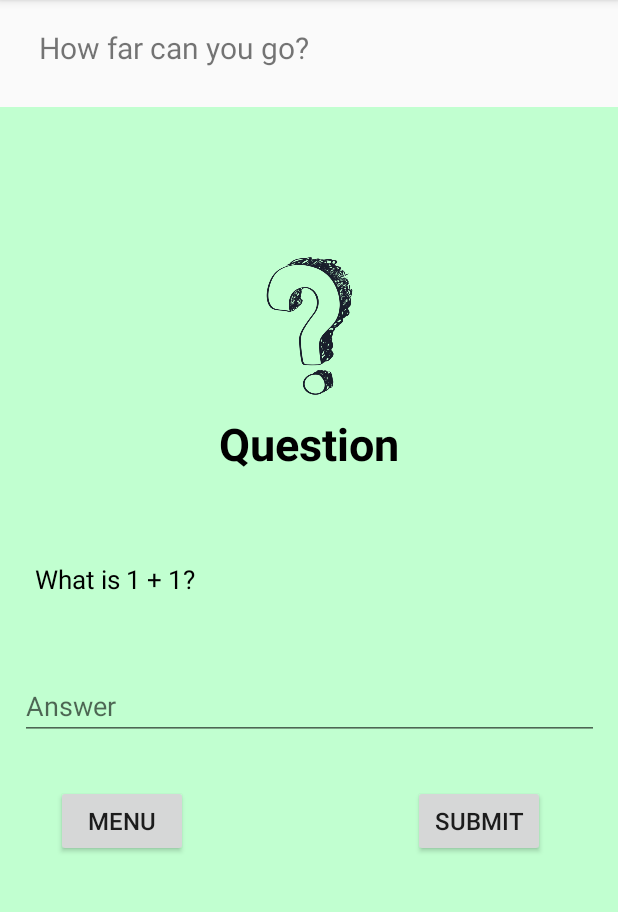
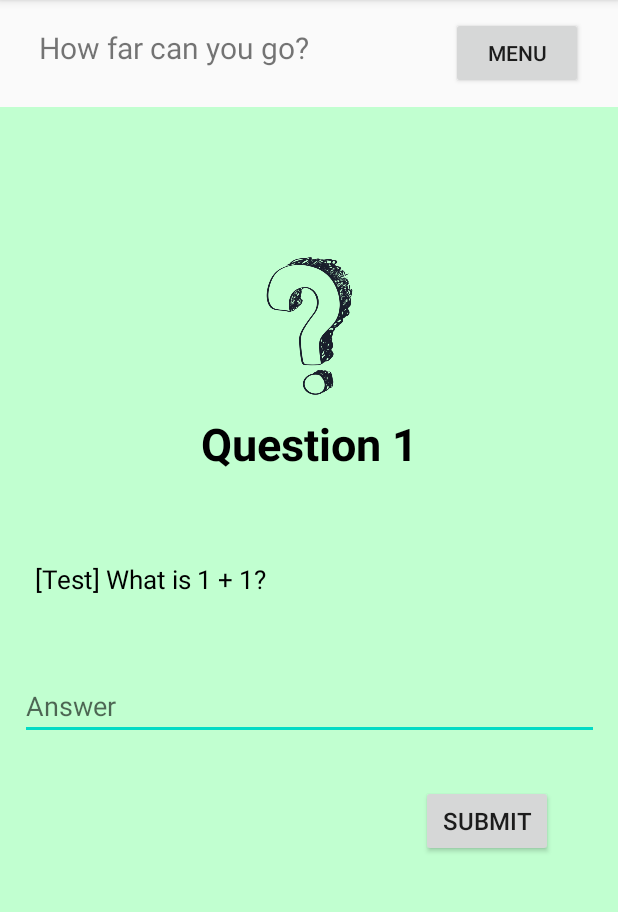
Before and after one commit to dclaxton/4020_final, an Android app: the screen it shows after launch (QuizActivity), after a tap on "PLAY", on a phone screen of 412 x 824 dp, the part 84-996 px from its top. Run offline under Robolectric (Android 15) with nearby library versions, the phone set to English and light mode, and no system bars.

Commit message:
Added general logic for how a quiz question will behave, and how each round will start and end

```diff
--- a/app/src/main/java/edu/apsu/csci/final_4020/activities/MenuActivity.java
+++ b/app/src/main/java/edu/apsu/csci/final_4020/activities/MenuActivity.java
@@ -10,6 +10,7 @@
 
 import android.os.Bundle;
 import android.view.View;
+import android.widget.RadioGroup;
 
 import edu.apsu.csci.final_4020.R;
 import edu.apsu.csci.final_4020.listeners.GoToActivity;
@@ -23,10 +24,17 @@
         MenuActivity.isOpen = true;
         setContentView(R.layout.activity_main_menu);
 
+        // Add background music
+
+        int difficultyId = ((RadioGroup) findViewById(R.id.difficulty_rg)).getCheckedRadioButtonId();
+
         // Menu buttons
-        findViewById(R.id.play_button).setOnClickListener(new GoToActivity(this, QuizActivity.class));
-        findViewById(R.id.highscore_button).setOnClickListener(new GoToActivity(this, HighScoreActivity.class));
-        findViewById(R.id.credits_button).setOnClickListener(new GoToActivity(this, CreditsActivity.class));
+        findViewById(R.id.play_button).setOnClickListener(
+                new GoToActivity(this, QuizActivity.class, difficultyId));
+        findViewById(R.id.highscore_button).setOnClickListener(
+                new GoToActivity(this, HighScoreActivity.class));
+        findViewById(R.id.credits_button).setOnClickListener(
+                new GoToActivity(this, CreditsActivity.class));
     }
 
     // Exit button
--- a/app/src/main/java/edu/apsu/csci/final_4020/activities/QuizActivity.java
+++ b/app/src/main/java/edu/apsu/csci/final_4020/activities/QuizActivity.java
@@ -6,16 +6,93 @@
 
 package edu.apsu.csci.final_4020.activities;
 
+import android.content.DialogInterface;
 import android.os.Bundle;
+import android.os.Handler;
+import android.view.View;
+import android.widget.EditText;
+import android.widget.TextView;
 
 import androidx.appcompat.app.AppCompatActivity;
 
+import java.util.ArrayList;
+
 import edu.apsu.csci.final_4020.R;
+import edu.apsu.csci.final_4020.classes.Alert;
+import edu.apsu.csci.final_4020.classes.Question;
+import edu.apsu.csci.final_4020.listeners.GoToActivityClosingPrevious;
 
 public class QuizActivity extends AppCompatActivity {
+    private Question question;
+    private ArrayList<Question> questions;
+
+    private Alert alert;
+    private int difficulty;
+
     @Override
     protected void onCreate(Bundle savedInstanceState) {
         super.onCreate(savedInstanceState);
         setContentView(R.layout.activity_quiz);
+
+        // Add background music
+        difficulty = getIntent().getIntExtra("Difficulty", 0);
+        questions = new ArrayList<>();
+        startQuiz();
+
+        findViewById(R.id.menu_button).setOnClickListener(new GoToActivityClosingPrevious(this, MenuActivity.class));
+        findViewById(R.id.submit_button).setOnClickListener(new View.OnClickListener() {
+            @Override
+            public void onClick(View view) {
+                if (((EditText) findViewById(R.id.answer_edit_text)).getText().toString().equals(question.getAnswer())) {
+                    // Add notification / sound for correct answer
+
+                    questions.add(question);
+                    startQuiz();
+                } else {
+                    endQuiz(questions.size());
+                }
+            }
+        });
     }
+
+    public void startQuiz() {
+        question = new Question(difficulty);
+
+        // Results in infinite loop unless a new question is generated every time
+        for (Question oldQuestion : questions) {
+            if (oldQuestion.getID() == question.getID()) {
+                //startQuiz();
+            }
+        }
+
+        ((EditText) findViewById(R.id.answer_edit_text)).getText().clear();
+        ((TextView) findViewById(R.id.question_header_tv)).setText(
+                getString(R.string.question, questions.size() + 1));
+        ((TextView) findViewById(R.id.question_tv)).setText(question.getQuestion());
+    }
+
+    public void endQuiz(int score) {
+        // Add notification / sound for wrong answer
+
+        alert = new Alert(this);
+        alert.setPositiveButton("Restart", new DialogInterface.OnClickListener() {
+            @Override
+            public void onClick(DialogInterface dialog, int i) {
+                if (i == DialogInterface.BUTTON_POSITIVE) {
+                    new Handler().postDelayed(new Runnable() {
+                        @Override
+                        public void run() {
+                            questions = new ArrayList<>();
+                            startQuiz();
+                        }
+                    }, 500);
+                }
+            }
+        });
+
+        alert.backToMenu(this);
+        // High score comes from DB
+        alert.showScores(score, "From DB" );
+    }
+
 }
--- a/app/src/main/java/edu/apsu/csci/final_4020/classes/Question.java
+++ b/app/src/main/java/edu/apsu/csci/final_4020/classes/Question.java
@@ -16,6 +16,9 @@
 
     public Question(int difficulty) {
         this.difficulty = difficulty;
+        this.question = "[Test] What is 1 + 1?";
+        this.answer = "2";
+        this.id = 1;
     }
 
     public String getQuestion() {
@@ -28,6 +31,14 @@
 
     public String getAnswer() {
         return answer;
+    }
+
+    public int getDifficulty() {
+        return difficulty;
+    }
+
+    public int getID() {
+        return id;
     }
 
     public void setQuestion(String question) {
@@ -45,4 +56,8 @@
     public void setDifficulty(int difficulty) {
         this.difficulty = difficulty;
     }
+
+    public void setID(int id) {
+        this.id = id;
+    }
 }
--- a/app/src/main/java/edu/apsu/csci/final_4020/listeners/GoToActivity.java
+++ b/app/src/main/java/edu/apsu/csci/final_4020/listeners/GoToActivity.java
@@ -13,16 +13,24 @@
 public class GoToActivity implements View.OnClickListener {
     Activity fromActivity;
     private Class toActivityClass;
+    private int intExtra;
 
     public GoToActivity(Activity fromActivity, Class<? extends Activity> toActivityClass) {
         this.fromActivity = fromActivity;
         this.toActivityClass = toActivityClass;
     }
 
+    public GoToActivity(Activity fromActivity, Class<? extends Activity> toActivityClass, int intExtra) {
+        this.fromActivity = fromActivity;
+        this.toActivityClass = toActivityClass;
+        this.intExtra = intExtra;
+    }
+
     // Passes an intent from one activity to another
     @Override
     public void onClick(View v) {
         Intent intent = new Intent(fromActivity, toActivityClass);
+        intent.putExtra("Difficulty", intExtra);
         fromActivity.startActivity(intent);
     }
 }
--- /dev/null
+++ b/app/src/main/java/edu/apsu/csci/final_4020/listeners/GoToActivityClosingPrevious.java
@@ -0,0 +1,21 @@
+package edu.apsu.csci.final_4020.listeners;
+
+import android.app.Activity;
+import android.view.View;
+
+import edu.apsu.csci.final_4020.activities.MenuActivity;
+
+public class GoToActivityClosingPrevious extends GoToActivity {
+    public GoToActivityClosingPrevious(Activity fromActivity, Class<? extends Activity> toActivityClass) {
+        super(fromActivity, toActivityClass);
+    }
+
+    // Prevents a menu from going back to the previous activity when 'Exit' is pressed
+    @Override
+    public void onClick(View v) {
+        if (!MenuActivity.isOpen) {
+            super.onClick(v);
+        }
+        fromActivity.finish();
+    }
+}
--- a/app/src/main/res/layout/activity_quiz.xml
+++ b/app/src/main/res/layout/activity_quiz.xml
@@ -23,6 +23,18 @@
             android:textSize="20sp"
             app:layout_constraintBottom_toBottomOf="parent"
             app:layout_constraintStart_toStartOf="parent" />
+
+        <Button
+            android:id="@+id/menu_button"
+            android:layout_width="wrap_content"
+            android:layout_height="wrap_content"
+            android:layout_alignParentEnd="true"
+            android:layout_marginBottom="4dp"
+            android:text="@string/menu"
+            app:layout_constraintBottom_toBottomOf="parent"
+            app:layout_constraintEnd_toEndOf="parent"
+            app:layout_constraintHorizontal_bias="0.847"
+            app:layout_constraintStart_toEndOf="@+id/app_title_text_view" />
     </androidx.constraintlayout.widget.ConstraintLayout>
 
     <ScrollView
@@ -78,12 +90,10 @@
                     android:textSize="17sp" />
 
                 <EditText
-                    android:id="@+id/set_date_edit_text"
+                    android:id="@+id/answer_edit_text"
                     android:layout_width="match_parent"
                     android:layout_height="wrap_content"
-                    android:focusable="false"
-                    android:hint="@string/answer"
-                    android:inputType="date" />
+                    android:hint="@string/answer" />
 
                 <androidx.constraintlayout.widget.ConstraintLayout
                     android:layout_width="match_parent"
@@ -92,25 +102,17 @@
                     android:orientation="horizontal">
 
                     <Button
-                        android:id="@+id/menu_button"
-                        android:layout_width="wrap_content"
-                        android:layout_height="wrap_content"
-                        android:text="@string/menu"
-                        android:textSize="16sp"
-                        app:layout_constraintEnd_toStartOf="@+id/submit_button"
-                        app:layout_constraintHorizontal_bias="0.138"
-                        app:layout_constraintStart_toStartOf="parent"
-                        app:layout_constraintTop_toTopOf="parent" />
-
-                    <Button
                         android:id="@+id/submit_button"
                         android:layout_width="wrap_content"
                         android:layout_height="wrap_content"
+                        android:text="@string/submit"
                         android:textSize="16sp"
-                        android:layout_marginEnd="36dp"
-                        android:text="@string/submit"
+                        app:layout_constraintBottom_toBottomOf="parent"
                         app:layout_constraintEnd_toEndOf="parent"
-                        app:layout_constraintTop_toTopOf="parent" />
+                        app:layout_constraintHorizontal_bias="0.898"
+                        app:layout_constraintStart_toStartOf="parent"
+                        app:layout_constraintTop_toTopOf="parent"
+                        app:layout_constraintVertical_bias="0.0" />
                 </androidx.constraintlayout.widget.ConstraintLayout>
 
                 <View
--- a/app/src/main/res/values/strings.xml
+++ b/app/src/main/res/values/strings.xml
@@ -13,7 +13,7 @@
     <string name="credit_info">Developers: Daniel Davis, Dalton Claxton, Peyton White
         \n\nSounds: Link here\n\nImages: Link here\n\nQuiz API: Link here
     </string>
-    <string name="question">Question</string>
+    <string name="question">Question %1$d</string>
     <string name="answer">Answer</string>
     <string name="menu">Menu</string>
     <string name="submit">Submit</string>
```
Also changed, not shown: app/src/main/java/edu/apsu/csci/final_4020/classes/Alert.java (+5 -5 lines), app/src/main/java/edu/apsu/csci/final_4020/classes/Quiz.java (deleted, +0 -10 lines).
